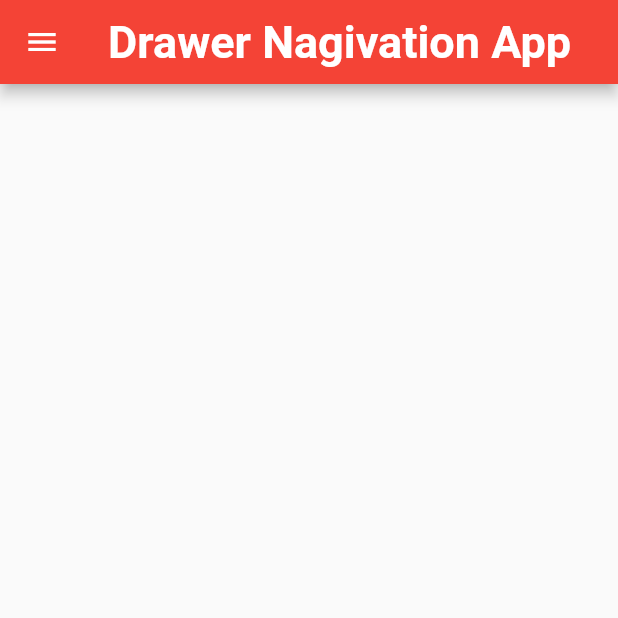
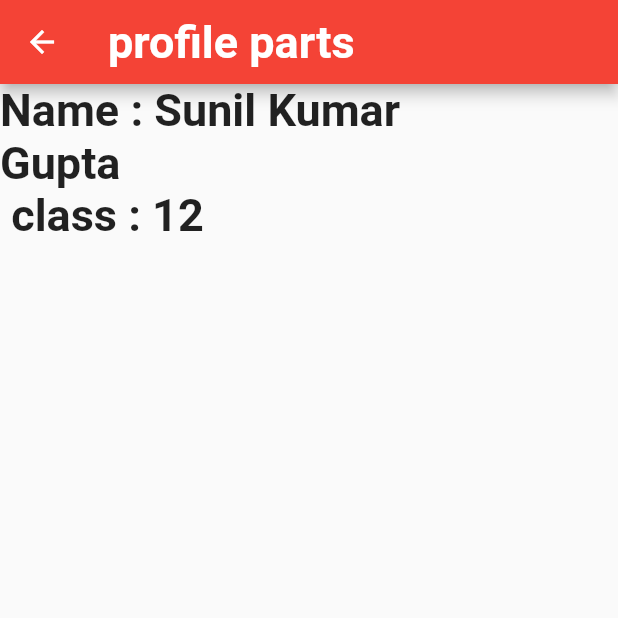
Before and after one commit to Sunil-731820/flutter_navigation_drawer_app, a Flutter app: the screen it shows after launch, in the side drawer, after a tap on "My profile", on a phone screen of 412 x 824 dp, the top half of it. Run offline on Flutter 3.47's test engine with Material 2 defaults, Android fonts, the phone set to English and light mode, and no system bars.

Commit message:
now navigation drawer is working

```diff
--- a/lib/homepage.dart
+++ b/lib/homepage.dart
@@ -10,22 +10,32 @@ class HomePage extends StatelessWidget {
         title: Text(
           "Drawer Nagivation App",
           style: TextStyle(fontSize: 30, fontWeight: FontWeight.bold),
-      )),
+        ),
+        backgroundColor: Colors.black45,
+      ),
       drawer: Drawer(
         child: ListView(
           children: [
             UserAccountsDrawerHeader(
-              decoration: BoxDecoration(color: Colors.pink),
-              accountName: Text("sunilkumargupta"),
-              accountEmail: Text("sunilkumar@gmail.com"),
+              decoration: BoxDecoration(color: Colors.redAccent),
+              accountName: Text(
+                "sunilkumargupta",
+                style: TextStyle(fontSize: 12, fontWeight: FontWeight.bold),
+              ),
+              accountEmail: Text(
+                "sunilkumar@gmail.com",
+                style: TextStyle(fontSize: 20, fontWeight: FontWeight.bold),
+              ),
               currentAccountPicture: GestureDetector(
                 child: CircleAvatar(
+                  child: Center(
                     child: Text(
                       "sunil image",
                       style: TextStyle(
                           fontSize: 20,
                           fontWeight: FontWeight.bold,
-                        color: Colors.pink),
+                          color: Colors.black45),
+                    ),
                   ),
                   backgroundColor: Colors.white,
                 ),
@@ -37,10 +47,14 @@ class HomePage extends StatelessWidget {
                 onTap: () {
                   Navigator.popAndPushNamed(context, "/home");
                 },
-                leading: Icon(Icons.home, color: Colors.pink),
-                title: Text("HOmePage"),
+                leading: Icon(Icons.home, color: Colors.black45),
+                title: Text(
+                  "HomePage",
+                  style: TextStyle(fontSize: 30, fontWeight: FontWeight.bold),
                 ),
               ),
+            ),
+            Divider(),
             InkWell(
               onTap: () {},
               child: ListTile(
@@ -48,7 +62,27 @@ class HomePage extends StatelessWidget {
                   Navigator.popAndPushNamed(context, "/profile");
                 },
                 leading: Icon(Icons.person, color: Colors.black),
-                title: Text("My profile"),
+                title: Text(
+                  "My profile",
+                  style: TextStyle(fontSize: 30, fontWeight: FontWeight.bold),
+                ),
+              ),
+            ),
+            Divider(),
+            InkWell(
+              onTap: () {},
+              child: ListTile(
+                onTap: () {
+                  Navigator.popAndPushNamed(context, "/news");
+                },
+                leading: Icon(
+                  Icons.shopping_basket_sharp,
+                  color: Colors.black45,
+                ),
+                title: Text(
+                  "News",
+                  style: TextStyle(fontSize: 30, fontWeight: FontWeight.bold),
+                ),
               ),
             ),
             Divider(),
--- a/lib/main.dart
+++ b/lib/main.dart
@@ -1,5 +1,7 @@
 import 'package:flutter/material.dart';
-import 'package:flutter_navigation_drawer_app/homepage.dart';
+import 'package:flutter_navigation_drawer_app/profile.dart';
+import 'homepage.dart';
+import 'news.dart';
 
 void main() {
   runApp(MyApp());
@@ -11,6 +13,7 @@ class MyApp extends StatelessWidget {
   @override
   Widget build(BuildContext context) {
     return MaterialApp(
+      debugShowCheckedModeBanner: false,
       title: "Simple Navigation drawer",
       theme: ThemeData(
         primarySwatch: Colors.red,
@@ -18,6 +21,8 @@ class MyApp extends StatelessWidget {
       home: HomePage(),
       routes: {
         "/home": (context) => HomePage(),
+        "/news": (context) => News(),
+        "/profile": (context) => profile(),
       },
     );
   }
--- /dev/null
+++ b/lib/news.dart
@@ -0,0 +1,26 @@
+import 'package:flutter/material.dart';
+
+class News extends StatelessWidget {
+  const News({Key? key}) : super(key: key);
+
+  @override
+  Widget build(BuildContext context) {
+    String newsdetail = """
+    this is the news part to see when we click on the new
+    which is present in the drawer """;
+    return Scaffold(
+      appBar: AppBar(
+        title: Text("new parts"),
+        backgroundColor: Colors.red,
+      ),
+      body: Container(
+        width: 300,
+        height: 300,
+        child: Text(
+          newsdetail,
+          style: TextStyle(fontSize: 30, fontWeight: FontWeight.bold),
+        ),
+      ),
+    );
+  }
+}
--- /dev/null
+++ b/lib/profile.dart
@@ -0,0 +1,30 @@
+import 'package:flutter/material.dart';
+
+class profile extends StatelessWidget {
+  const profile({Key? key}) : super(key: key);
+
+  @override
+  Widget build(BuildContext context) {
+    String text1 = "Name : Sunil Kumar Gupta\n";
+    String text2 = " class : 12";
+    return Scaffold(
+      appBar: AppBar(
+        title: Text(
+          "profile parts",
+          style: TextStyle(
+            fontSize: 30,
+            fontWeight: FontWeight.bold,
+          ),
+        ),
+      ),
+      body: Container(
+        width: 300,
+        height: 300,
+        child: Text(
+          text1 + text2,
+          style: TextStyle(fontSize: 30, fontWeight: FontWeight.bold),
+        ),
+      ),
+    );
+  }
+}
```
Lines whose indentation alone changed are shown as unchanged.
